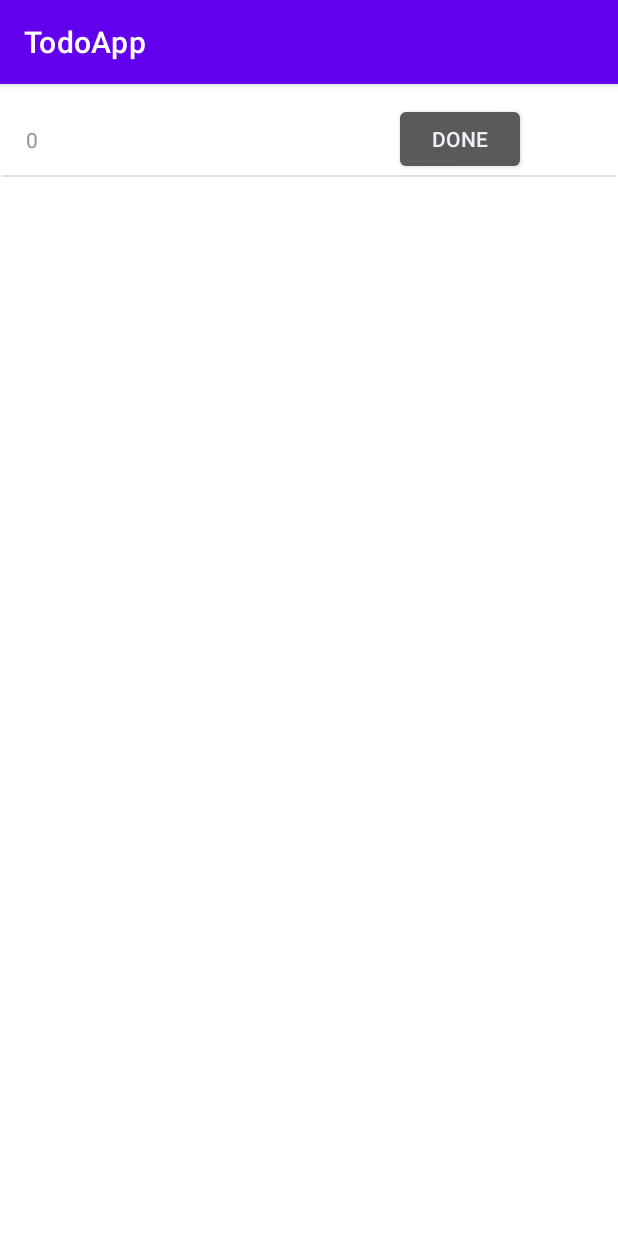
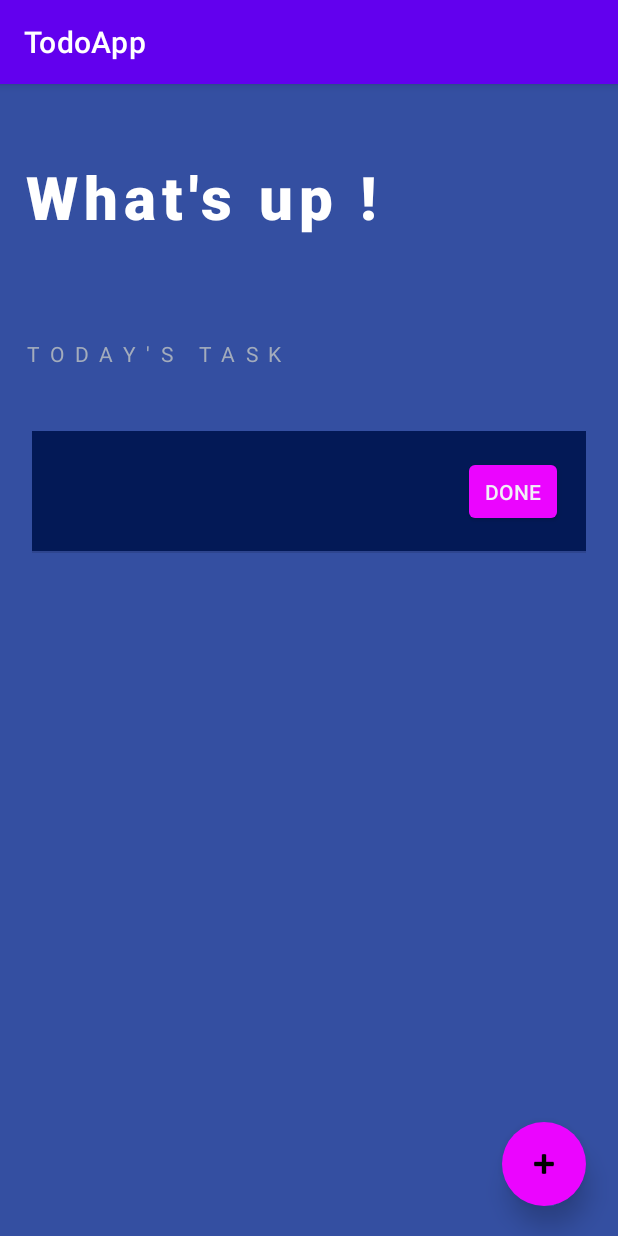
Before and after one commit to SATYAJIT1910/Todo-App, an Android app: the ViewTodoList screen opened directly, with no data from a screen before it, on a phone screen of 412 x 824 dp. Run offline under Robolectric (Android 15) with nearby library versions, the light colour scheme and no system bars.

Commit message:
Ui update #1

```diff
--- a/app/src/main/java/com/satyajitghosh/todoapp/CustomAdapter.java
+++ b/app/src/main/java/com/satyajitghosh/todoapp/CustomAdapter.java
@@ -32,8 +32,8 @@ public class CustomAdapter extends ArrayAdapter<DataBaseModel> {
         TextView textView1 = currentItemView.findViewById(R.id.titleView);
         textView1.setText(arrayList.get(position).getTitle());
 
-        TextView textView2 = currentItemView.findViewById(R.id.impView);
-        textView2.setText(arrayList.get(position).getImp());
+       // TextView textView2 = currentItemView.findViewById(R.id.impView);
+       // textView2.setText(arrayList.get(position).getImp());
 
         Button button=currentItemView.findViewById(R.id.button2);
         button.setOnClickListener(new View.OnClickListener() {
--- a/app/src/main/java/com/satyajitghosh/todoapp/ViewTodoList.java
+++ b/app/src/main/java/com/satyajitghosh/todoapp/ViewTodoList.java
@@ -2,21 +2,35 @@ package com.satyajitghosh.todoapp;
 
 import androidx.appcompat.app.AppCompatActivity;
 
+import android.content.Intent;
 import android.database.sqlite.SQLiteDatabase;
 import android.os.Bundle;
+import android.view.View;
 import android.widget.ArrayAdapter;
 import android.widget.ListView;
+
+import com.google.android.material.floatingactionbutton.FloatingActionButton;
 
 import java.util.ArrayList;
 
 public class ViewTodoList extends AppCompatActivity {
     private DBHandler dbHandler;
     private ListView listView;
+    private FloatingActionButton floatingActionButton;
     @Override
     protected void onCreate(Bundle savedInstanceState) {
         super.onCreate(savedInstanceState);
         setContentView(R.layout.activity_view_todo_list);
         listView=findViewById(R.id.list);
+        floatingActionButton=findViewById(R.id.addfloatbtn);
+        floatingActionButton.setOnClickListener(new View.OnClickListener() {
+            @Override
+            public void onClick(View view) {
+                Intent intent=new Intent(ViewTodoList.this,MainActivity.class);
+                startActivity(intent);
+            }
+        });
+
 
         dbHandler = new DBHandler(ViewTodoList.this);
         ArrayList<DataBaseModel> arr=dbHandler.getItems();
--- a/app/src/main/res/layout/activity_main.xml
+++ b/app/src/main/res/layout/activity_main.xml
@@ -10,8 +10,8 @@
         android:id="@+id/title"
         android:layout_width="wrap_content"
         android:layout_height="wrap_content"
-        android:layout_marginTop="56dp"
-        android:layout_marginEnd="55dp"
+        android:layout_marginTop="52dp"
+        android:layout_marginEnd="80dp"
         android:ems="10"
         android:hint="Title"
         android:inputType="textPersonName"
--- a/app/src/main/res/layout/activity_view_todo_list.xml
+++ b/app/src/main/res/layout/activity_view_todo_list.xml
@@ -4,18 +4,71 @@
     xmlns:tools="http://schemas.android.com/tools"
     android:layout_width="match_parent"
     android:layout_height="match_parent"
+    android:background="#344fa1"
     tools:context=".ViewTodoList">
+
 
     <ListView
         android:id="@+id/list"
-        android:layout_width="0dp"
+        android:layout_width="409dp"
         android:layout_height="0dp"
-        android:layout_marginStart="1dp"
-        android:layout_marginTop="1dp"
-        android:layout_marginEnd="1dp"
-        android:layout_marginBottom="1dp"
+        android:padding="20dp"
+        android:layout_marginTop="211dp"
+        android:layout_marginBottom="18dp"
+        app:layout_constraintBottom_toTopOf="@+id/addfloatbtn"
+        app:layout_constraintEnd_toEndOf="parent"
+        app:layout_constraintStart_toStartOf="parent"
+        app:layout_constraintTop_toTopOf="parent"
+        app:layout_constraintVertical_bias="0.677">
+
+
+    </ListView>
+
+    <TextView
+        android:id="@+id/whatsup"
+        android:layout_width="377dp"
+        android:layout_height="60dp"
+        android:layout_marginStart="17dp"
+        android:layout_marginTop="47dp"
+        android:layout_marginBottom="103dp"
+        android:fontFamily="sans-serif-medium"
+        android:letterSpacing="0.1"
+        android:text="What's up !"
+        android:textColor="@color/white"
+        android:textSize="40sp"
+        android:textStyle="bold"
+        app:layout_constraintBottom_toTopOf="@+id/list"
+        app:layout_constraintStart_toStartOf="parent"
+        app:layout_constraintTop_toTopOf="parent" />
+
+    <TextView
+        android:id="@+id/todayTask"
+        android:layout_width="wrap_content"
+        android:layout_height="wrap_content"
+        android:layout_marginStart="18dp"
+        android:layout_marginTop="169dp"
+        android:layout_marginBottom="22dp"
+        android:letterSpacing="0.5"
+        android:text="TODAY'S TASK"
+        android:textColor="#a3acbc"
+        app:layout_constraintBottom_toTopOf="@+id/list"
+        app:layout_constraintStart_toStartOf="parent"
+        app:layout_constraintTop_toTopOf="parent" />
+
+    <com.google.android.material.floatingactionbutton.FloatingActionButton
+        android:id="@+id/addfloatbtn"
+        android:layout_width="wrap_content"
+        android:layout_height="wrap_content"
+        android:layout_marginEnd="21dp"
+        android:layout_marginBottom="20dp"
+        android:backgroundTint="#eb05ff"
+        android:clickable="true"
+        android:fadingEdge="horizontal|vertical"
+        android:outlineAmbientShadowColor="@color/black"
+        app:borderWidth="0dp"
+        app:elevation="10dp"
         app:layout_constraintBottom_toBottomOf="parent"
         app:layout_constraintEnd_toEndOf="parent"
-        app:layout_constraintStart_toStartOf="parent"
-        app:layout_constraintTop_toTopOf="parent" />
+        app:layout_constraintTop_toBottomOf="@+id/list"
+        app:srcCompat="@android:drawable/ic_input_add" />
 </androidx.constraintlayout.widget.ConstraintLayout>
--- a/app/src/main/res/layout/custom_list_view.xml
+++ b/app/src/main/res/layout/custom_list_view.xml
@@ -3,40 +3,35 @@
     xmlns:app="http://schemas.android.com/apk/res-auto"
     xmlns:tools="http://schemas.android.com/tools"
     android:layout_width="match_parent"
-    android:layout_height="match_parent">
+    android:layout_height="80dp"
+    android:background="#031956"
+    android:padding="10dp"
+    >
 
     <TextView
         android:id="@+id/titleView"
-        android:layout_width="0dp"
-        android:layout_height="0dp"
-        android:layout_marginTop="4dp"
-        android:layout_marginEnd="28dp"
-        android:layout_marginBottom="4dp"
+        android:layout_width="224dp"
+        android:layout_height="57dp"
+        android:layout_marginStart="26dp"
+        android:layout_marginEnd="27dp"
+        android:gravity="center|left"
         android:text="TextView"
-        android:textSize="24sp"
-        app:layout_constraintBottom_toBottomOf="@+id/button2"
+        android:textColor="@color/white"
+        android:textSize="27sp"
+        app:layout_constraintBottom_toBottomOf="parent"
         app:layout_constraintEnd_toStartOf="@+id/button2"
-        app:layout_constraintStart_toEndOf="@+id/impView"
-        app:layout_constraintTop_toTopOf="@+id/button2"
-        app:layout_constraintVertical_bias="1.0" />
-
-    <TextView
-        android:id="@+id/impView"
-        android:layout_width="wrap_content"
-        android:layout_height="wrap_content"
-        android:layout_marginStart="16dp"
-        android:text="TextView"
-        app:layout_constraintBaseline_toBaselineOf="@+id/titleView"
-        app:layout_constraintEnd_toStartOf="@+id/titleView"
-        app:layout_constraintStart_toStartOf="parent" />
+        app:layout_constraintStart_toStartOf="parent"
+        app:layout_constraintTop_toTopOf="parent" />
 
     <Button
         android:id="@+id/button2"
-        android:layout_width="wrap_content"
-        android:layout_height="wrap_content"
-        android:layout_marginTop="11dp"
-        android:layout_marginEnd="60dp"
+        android:layout_width="0dp"
+        android:layout_height="47dp"
+        android:layout_marginEnd="5dp"
+        android:backgroundTint="#eb05ff"
+        android:gravity="center_horizontal|center_vertical"
         android:text="Done"
+        app:layout_constraintBottom_toBottomOf="parent"
         app:layout_constraintEnd_toEndOf="parent"
         app:layout_constraintStart_toEndOf="@+id/titleView"
         app:layout_constraintTop_toTopOf="parent" />
```
